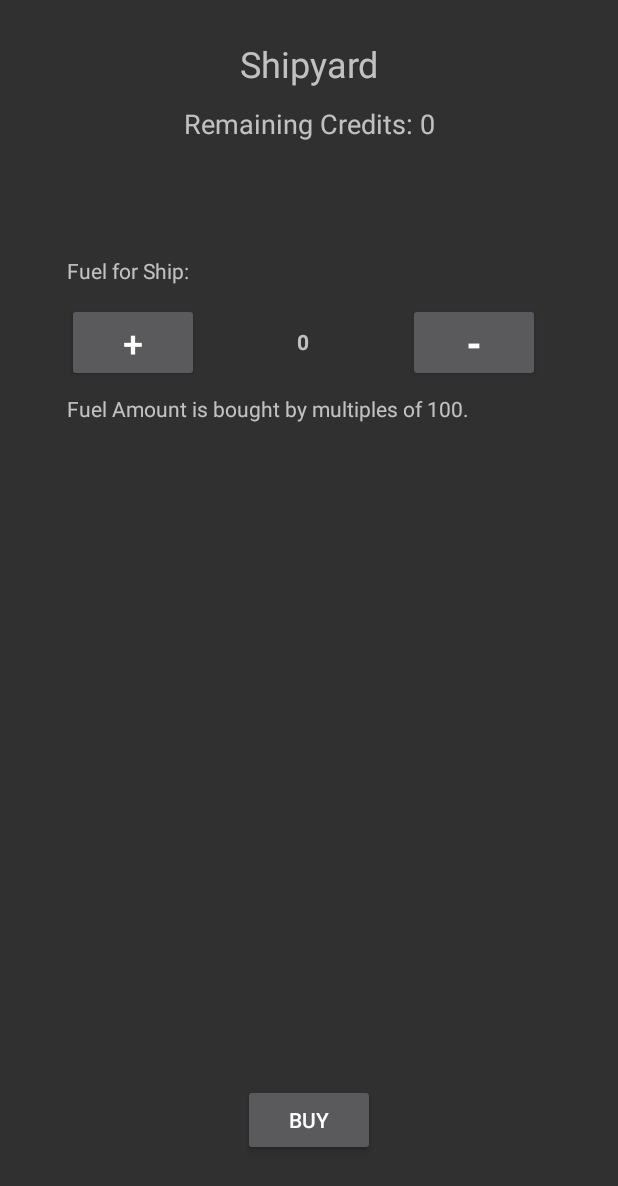
After one commit to arechawla/AstroWorld_SpaceTrader, an Android app: the ShipyardActivity screen opened directly, with no data from a screen before it, on a phone screen of 412 x 824 dp. The commit adds this screen. Shown: the top 1186 px of the screen. Run offline under Robolectric (Android 15) with nearby library versions, the phone set to English and light mode, and no system bars.

Commit message:
implemented buying fuel

```diff
--- a/app/src/main/AndroidManifest.xml
+++ b/app/src/main/AndroidManifest.xml
@@ -9,7 +9,8 @@
         android:roundIcon="@mipmap/ic_launcher_round"
         android:supportsRtl="true"
         android:theme="@style/AppTheme">
-        <activity android:name=".views.titleScreen_Activity"></activity>
+        <activity android:name=".views.ShipyardActivity"></activity>
+        <activity android:name=".views.titleScreen_Activity" />
         <activity android:name=".views.LoadingScreen">
             <intent-filter>
                 <action android:name="android.intent.action.MAIN" />
@@ -25,7 +26,7 @@
         <activity android:name=".views.PlayerInfo" />
         <activity
             android:name=".views.configScreen_Activity"
-            android:noHistory="false"></activity>
+            android:noHistory="false" />
         <activity android:name=".views.playerReviewScreen_Activity" />
         <activity android:name=".views.planetView_Activity" />
         <activity android:name=".views.market_Activity" />
--- a/app/src/main/java/com/gatech/astroworld/spacetrader/model/Spaceship.java
+++ b/app/src/main/java/com/gatech/astroworld/spacetrader/model/Spaceship.java
@@ -16,6 +16,7 @@ public class Spaceship {
     private double fuel;
     private final int ssFuelMultiplier = 3;
     private final int unitFuelUse = 50;
+
 
 
     public Spaceship (String name, int capacity, int fuel) {
@@ -174,6 +175,7 @@ public class Spaceship {
     }
 
 
+
     @Override
     public String toString() {
         return name;
--- /dev/null
+++ b/app/src/main/java/com/gatech/astroworld/spacetrader/views/ShipyardActivity.java
@@ -0,0 +1,65 @@
+package com.gatech.astroworld.spacetrader.views;
+
+import androidx.appcompat.app.AppCompatActivity;
+
+import android.os.Bundle;
+import android.view.View;
+import android.widget.Button;
+import android.widget.TextView;
+import android.widget.Toast;
+
+import com.gatech.astroworld.spacetrader.R;
+import com.gatech.astroworld.spacetrader.model.Game;
+import com.gatech.astroworld.spacetrader.model.Shipyard;
+
+public class ShipyardActivity extends AppCompatActivity {
+
+    private final Shipyard shipyard = new Shipyard();
+    @Override
+    protected void onCreate(Bundle savedInstanceState) {
+        super.onCreate(savedInstanceState);
+        setContentView(R.layout.activity_shipyard);
+        Button plusButton = findViewById(R.id.plusButton);
+        Button minusButton = findViewById(R.id.minusButton);
+        final TextView display =  findViewById(R.id.countText);
+        final Toast error = Toast.makeText(getApplicationContext(), "You do not" +
+                " have enough money to buy fuel!", Toast.LENGTH_SHORT);
+        final TextView remainingCredits = findViewById(R.id.yourCredits);
+        remainingCredits.setText("Remaining Credits: " +
+                String.valueOf(Game.getInstance().getPlayer().getCredits()));
+        Button buy = findViewById(R.id.buyShipStuff);
+        display.setText(String.valueOf(shipyard.getFuelCount()));
+
+        plusButton.setOnClickListener(new View.OnClickListener() {
+            @Override
+            public void onClick(View v) {
+                shipyard.incrementFuelCount();
+                display.setText(String.valueOf(shipyard.getFuelCount()));
+            }
+        });
+
+        minusButton.setOnClickListener(new View.OnClickListener() {
+            @Override
+            public void onClick(View v) {
+                shipyard.decrementFuelCount();
+                display.setText(String.valueOf(shipyard.getFuelCount()));
+            }
+        });
+
+        buy.setOnClickListener(new View.OnClickListener() {
+            @Override
+            public void onClick(View v) {
+                boolean transaction = shipyard.buyFuel
+                        (shipyard.getFuelCount());
+                if (transaction == false) {
+                    error.show();
+                }
+                shipyard.setFuelCount(0);
+                display.setText(String.valueOf(shipyard.getFuelCount()));
+                remainingCredits.setText("Remaining Credits: " +
+                        String.valueOf(Game.getInstance().getPlayer().getCredits()));
+            }
+        });
+
+    }
+}
--- /dev/null
+++ b/app/src/main/res/layout/activity_shipyard.xml
@@ -0,0 +1,108 @@
+<?xml version="1.0" encoding="utf-8"?>
+<androidx.constraintlayout.widget.ConstraintLayout xmlns:android="http://schemas.android.com/apk/res/android"
+    xmlns:app="http://schemas.android.com/apk/res-auto"
+    xmlns:tools="http://schemas.android.com/tools"
+    android:layout_width="match_parent"
+    android:layout_height="match_parent"
+    tools:context=".views.ShipyardActivity">
+
+    <Button
+        android:id="@+id/plusButton"
+        android:layout_width="wrap_content"
+        android:layout_height="wrap_content"
+        android:layout_marginStart="8dp"
+        android:layout_marginTop="8dp"
+        android:layout_marginBottom="8dp"
+        android:layout_weight="1"
+        android:text="+"
+        android:textSize="24sp"
+        app:layout_constraintBottom_toBottomOf="parent"
+        app:layout_constraintEnd_toStartOf="@+id/countText"
+        app:layout_constraintStart_toStartOf="parent"
+        app:layout_constraintTop_toTopOf="parent"
+        app:layout_constraintVertical_bias="0.257" />
+
+    <TextView
+        android:id="@+id/countText"
+        android:layout_width="50dp"
+        android:layout_height="wrap_content"
+        android:layout_marginStart="8dp"
+        android:layout_marginEnd="8dp"
+        android:layout_weight="1"
+        android:text="0"
+        android:textAlignment="center"
+        android:textStyle="bold"
+        app:layout_constraintBottom_toBottomOf="parent"
+        app:layout_constraintEnd_toStartOf="@+id/minusButton"
+        app:layout_constraintHorizontal_bias="0.5"
+        app:layout_constraintStart_toEndOf="@+id/plusButton"
+        app:layout_constraintTop_toTopOf="parent"
+        app:layout_constraintVertical_bias="0.271" />
+
+    <Button
+        android:id="@+id/minusButton"
+        android:layout_width="wrap_content"
+        android:layout_height="wrap_content"
+        android:layout_marginTop="8dp"
+        android:layout_marginEnd="52dp"
+        android:layout_marginBottom="8dp"
+        android:layout_weight="1"
+        android:text="-"
+        android:textSize="24sp"
+        android:textStyle="bold"
+        app:layout_constraintBottom_toBottomOf="parent"
+        app:layout_constraintEnd_toEndOf="parent"
+        app:layout_constraintTop_toTopOf="parent"
+        app:layout_constraintVertical_bias="0.257" />
+
+    <Button
+        android:id="@+id/buyShipStuff"
+        android:layout_width="wrap_content"
+        android:layout_height="wrap_content"
+        android:layout_marginBottom="53dp"
+        android:text="Buy"
+        app:layout_constraintBottom_toBottomOf="parent"
+        app:layout_constraintEnd_toEndOf="parent"
+        app:layout_constraintStart_toStartOf="parent" />
+
+    <TextView
+        android:id="@+id/title"
+        android:layout_width="wrap_content"
+        android:layout_height="wrap_content"
+        android:layout_marginTop="26dp"
+        android:text="Shipyard"
+        android:textSize="24sp"
+        app:layout_constraintEnd_toEndOf="parent"
+        app:layout_constraintStart_toStartOf="parent"
+        app:layout_constraintTop_toTopOf="parent" />
+
+    <TextView
+        android:id="@+id/textView12"
+        android:layout_width="wrap_content"
+        android:layout_height="wrap_content"
+        android:layout_marginBottom="12dp"
+        android:text="Fuel for Ship:"
+        app:layout_constraintBottom_toTopOf="@+id/plusButton"
+        app:layout_constraintStart_toStartOf="@+id/plusButton" />
+
+    <TextView
+        android:id="@+id/yourCredits"
+        android:layout_width="wrap_content"
+        android:layout_height="wrap_content"
+        android:layout_marginTop="70dp"
+        android:textAlignment="center"
+        android:textSize="18sp"
+        android:textStyle=""
+        app:layout_constraintEnd_toEndOf="parent"
+        app:layout_constraintStart_toStartOf="parent"
+        app:layout_constraintTop_toTopOf="parent" />
+
+    <TextView
+        android:id="@+id/textView13"
+        android:layout_width="wrap_content"
+        android:layout_height="wrap_content"
+        android:layout_marginTop="8dp"
+        android:text="Fuel Amount is bought by multiples of 100."
+        app:layout_constraintStart_toStartOf="@+id/plusButton"
+        app:layout_constraintTop_toBottomOf="@+id/plusButton" />
+</androidx.constraintlayout.widget.ConstraintLayout>
--- a/app/src/main/res/values/strings.xml
+++ b/app/src/main/res/values/strings.xml
@@ -10,4 +10,5 @@
     <string name="action_settings">Settings</string>
     <string name="confirmTravel">Travel</string>
     <string name="cancelTravel">Cancel</string>
+    <string name="title_activity_ship_yard">ShipYardActivity</string>
 </resources>
```
Also changed, not shown: app/src/main/java/com/gatech/astroworld/spacetrader/model/Shipyard.java (added, +43 -0 lines), app/src/main/java/com/gatech/astroworld/spacetrader/views/planetView_Activity.java (+11 -0 lines), app/src/main/res/layout/activity_planet_view_.xml (+38 -27 lines).
